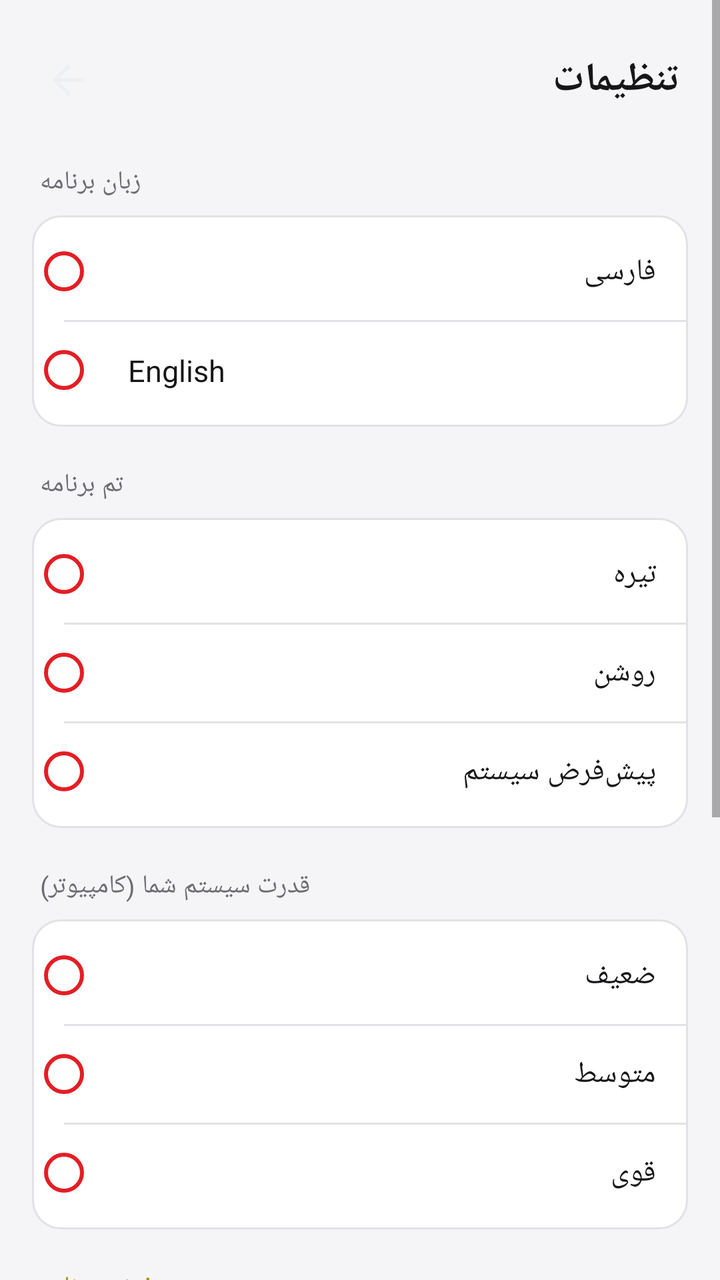
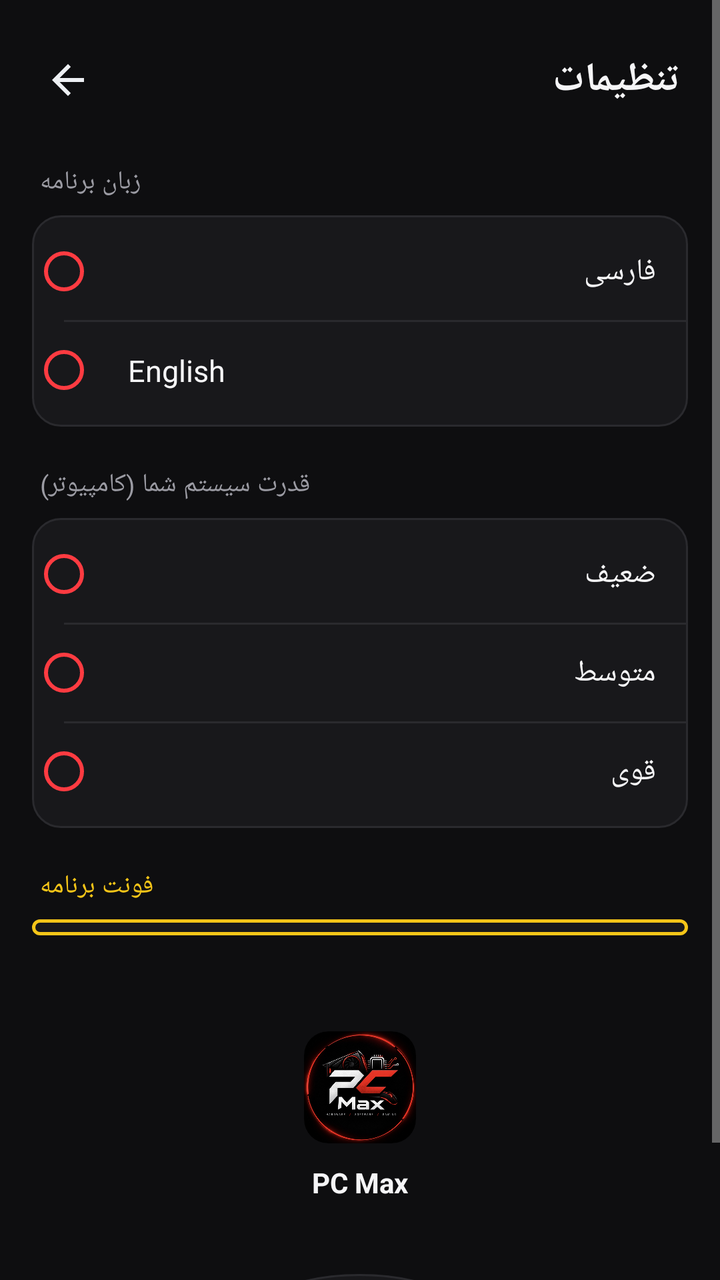

Before-and-after screenshots of an Android layout around one commit, followed by the original layout XML and the change that was made.
<!-- AndroidManifest.xml: application theme Theme.GameSettings -->
<!-- res/layout/activity_settings.xml -->
<?xml version="1.0" encoding="utf-8"?>
<ScrollView xmlns:android="http://schemas.android.com/apk/res/android"
    xmlns:app="http://schemas.android.com/apk/res-auto"
    android:layout_width="match_parent"
    android:layout_height="match_parent"
    android:background="@color/background"
    android:fillViewport="true">

    <LinearLayout
        android:layout_width="match_parent"
        android:layout_height="wrap_content"
        android:orientation="vertical">

        
        <LinearLayout
            android:layout_width="match_parent"
            android:layout_height="wrap_content"
            android:orientation="horizontal"
            android:gravity="center_vertical"
            android:paddingStart="12dp"
            android:paddingEnd="20dp"
            android:paddingTop="18dp"
            android:paddingBottom="8dp">

            <ImageButton
                android:id="@+id/back_button"
                android:layout_width="44dp"
                android:layout_height="44dp"
                android:background="?android:attr/selectableItemBackgroundBorderless"
                android:src="@drawable/ic_back"
                android:contentDescription="بازگشت"
                app:tint="@color/text_primary" />

            <TextView
                android:layout_width="0dp"
                android:layout_height="wrap_content"
                android:layout_weight="1"
                android:layout_marginStart="4dp"
                android:text="@string/settings_title"
                android:textSize="20sp"
                android:textStyle="bold"
                android:textColor="@color/text_primary" />

        </LinearLayout>

        
        <TextView
            android:layout_width="wrap_content"
            android:layout_height="wrap_content"
            android:layout_marginStart="20dp"
            android:layout_marginTop="12dp"
            android:layout_marginBottom="8dp"
            android:text="@string/settings_language"
            android:textSize="13sp"
            android:textColor="@color/text_secondary" />

        <LinearLayout
            android:id="@+id/language_card"
            android:layout_width="match_parent"
            android:layout_height="wrap_content"
            android:orientation="vertical"
            android:layout_marginHorizontal="16dp"
            android:background="@drawable/bg_card"
            android:paddingVertical="4dp">

            <RadioGroup
                android:id="@+id/language_group"
                android:layout_width="match_parent"
                android:layout_height="wrap_content"
                android:orientation="vertical">

                <RadioButton
                    android:id="@+id/lang_fa"
                    style="@style/SettingsRadio"
                    android:text="@string/lang_fa" />

                <View style="@style/SettingsDivider" />

                <RadioButton
                    android:id="@+id/lang_en"
                    style="@style/SettingsRadio"
                    android:text="@string/lang_en" />

            </RadioGroup>
        </LinearLayout>

        
        <TextView
            android:layout_width="wrap_content"
            android:layout_height="wrap_content"
            android:layout_marginStart="20dp"
            android:layout_marginTop="20dp"
            android:layout_marginBottom="8dp"
            android:text="@string/settings_theme"
            android:textSize="13sp"
            android:textColor="@color/text_secondary" />

        <LinearLayout
            android:id="@+id/theme_card"
            android:layout_width="match_parent"
            android:layout_height="wrap_content"
            android:orientation="vertical"
            android:layout_marginHorizontal="16dp"
            android:background="@drawable/bg_card"
            android:paddingVertical="4dp">

            <RadioGroup
                android:id="@+id/theme_group"
                android:layout_width="match_parent"
                android:layout_height="wrap_content"
                android:orientation="vertical">

                <RadioButton
                    android:id="@+id/theme_dark"
                    style="@style/SettingsRadio"
                    android:text="@string/theme_dark" />

                <View style="@style/SettingsDivider" />

                <RadioButton
                    android:id="@+id/theme_light"
                    style="@style/SettingsRadio"
                    android:text="@string/theme_light" />

                <View style="@style/SettingsDivider" />

                <RadioButton
                    android:id="@+id/theme_system"
                    style="@style/SettingsRadio"
                    android:text="@string/theme_system" />

            </RadioGroup>
        </LinearLayout>

        
        <TextView
            android:layout_width="wrap_content"
            android:layout_height="wrap_content"
            android:layout_marginStart="20dp"
            android:layout_marginTop="20dp"
            android:layout_marginBottom="8dp"
            android:text="@string/settings_system_power"
            android:textSize="13sp"
            android:textColor="@color/text_secondary" />

        <LinearLayout
            android:id="@+id/system_tier_card"
            android:layout_width="match_parent"
            android:layout_height="wrap_content"
            android:orientation="vertical"
            android:layout_marginHorizontal="16dp"
            android:background="@drawable/bg_card"
            android:paddingVertical="4dp">

            <RadioGroup
                android:id="@+id/system_tier_group"
                android:layout_width="match_parent"
                android:layout_height="wrap_content"
                android:orientation="vertical">

                <RadioButton
                    android:id="@+id/tier_weak"
                    style="@style/SettingsRadio"
                    android:text="@string/system_tier_weak" />

                <View style="@style/SettingsDivider" />

                <RadioButton
                    android:id="@+id/tier_medium"
                    style="@style/SettingsRadio"
                    android:text="@string/system_tier_medium" />

                <View style="@style/SettingsDivider" />

                <RadioButton
                    android:id="@+id/tier_strong"
                    style="@style/SettingsRadio"
                    android:text="@string/system_tier_strong" />

            </RadioGroup>
        </LinearLayout>

        
        <TextView
            android:layout_width="wrap_content"
            android:layout_height="wrap_content"
            android:layout_marginStart="20dp"
            android:layout_marginTop="20dp"
            android:layout_marginBottom="8dp"
            android:text="@string/settings_font"
            android:textSize="13sp"
            android:textColor="@color/tag_yellow" />

        <LinearLayout
            android:id="@+id/font_card"
            android:layout_width="match_parent"
            android:layout_height="wrap_content"
            android:orientation="vertical"
            android:layout_marginHorizontal="16dp"
            android:background="@drawable/bg_card_glass_yellow"
            android:paddingVertical="4dp">

            <RadioGroup
                android:id="@+id/font_group"
                android:layout_width="match_parent"
                android:layout_height="wrap_content"
                android:orientation="vertical" />

        </LinearLayout>

        
        <TextView
            android:layout_width="wrap_content"
            android:layout_height="wrap_content"
            android:layout_marginStart="20dp"
            android:layout_marginTop="20dp"
            android:layout_marginBottom="8dp"
            android:text="@string/settings_glass"
            android:textSize="13sp"
            android:textColor="@color/text_secondary" />

        <LinearLayout
            android:id="@+id/glass_card"
            android:layout_width="match_parent"
            android:layout_height="wrap_content"
            android:orientation="horizontal"
            android:gravity="center_vertical"
            android:layout_marginHorizontal="16dp"
            android:background="@drawable/bg_card"
            android:paddingHorizontal="16dp"
            android:paddingVertical="6dp">

            <TextView
                android:layout_width="0dp"
                android:layout_height="wrap_content"
                android:layout_weight="1"
                android:text="@string/glass_effect"
                android:textSize="15sp"
                android:textColor="@color/text_primary" />

            <androidx.appcompat.widget.SwitchCompat
                android:id="@+id/glass_switch"
                android:layout_width="wrap_content"
                android:layout_height="wrap_content"
                app:thumbTint="@color/switch_thumb_tint"
                app:trackTint="@color/switch_track_tint" />

        </LinearLayout>

        
        <LinearLayout
            android:layout_width="match_parent"
            android:layout_height="wrap_content"
            android:orientation="vertical"
            android:gravity="center"
            android:paddingTop="48dp"
            android:paddingBottom="32dp">

            <ImageView
                android:layout_width="56dp"
                android:layout_height="56dp"
                android:src="@drawable/app_logo"
                android:background="@drawable/bg_image_rounded"
                android:clipToOutline="true" />

            <TextView
                android:layout_width="wrap_content"
                android:layout_height="wrap_content"
                android:layout_marginTop="10dp"
                android:text="PC Max"
                android:textSize="14sp"
                android:textStyle="bold"
                android:textColor="@color/text_primary" />

            <TextView
                android:id="@+id/version_text"
                android:layout_width="wrap_content"
                android:layout_height="wrap_content"
                android:layout_marginTop="4dp"
                android:textSize="12sp"
                android:textColor="@color/text_secondary" />

            <Button
                android:id="@+id/check_update_button"
                android:layout_width="wrap_content"
                android:layout_height="wrap_content"
                android:layout_marginTop="16dp"
                android:paddingHorizontal="24dp"
                android:paddingVertical="10dp"
                android:background="@drawable/bg_round_button_glass"
                android:text="@string/check_for_update"
                android:textAllCaps="false"
                android:textSize="13sp"
                android:textColor="@color/text_primary"
                android:elevation="0dp"
                android:stateListAnimator="@null" />

        </LinearLayout>

    </LinearLayout>

</ScrollView>
<!-- resources referenced by this layout -->
<resources>
  <color name="background">#F5F5F7</color>
  <color name="tag_yellow">#B38600</color>
  <color name="text_primary">#161618</color>
  <color name="text_secondary">#6C6C74</color>
  <!-- drawable bg_card (drawable) -->
  <?xml version="1.0" encoding="utf-8"?>
  <shape xmlns:android="http://schemas.android.com/apk/res/android"
      android:shape="rectangle">
      <solid android:color="@color/surface" />
      <stroke android:width="1dp" android:color="@color/border" />
      <corners android:radius="14dp" />
  </shape>
  <!-- drawable bg_card_glass_yellow (drawable) -->
  <?xml version="1.0" encoding="utf-8"?>
  <shape xmlns:android="http://schemas.android.com/apk/res/android">
      <solid android:color="@color/glass_yellow_fill" />
      <stroke android:width="1.2dp" android:color="@color/tag_yellow" />
      <corners android:radius="16dp" />
  </shape>
  <!-- drawable bg_image_rounded (drawable) -->
  <?xml version="1.0" encoding="utf-8"?>
  <shape xmlns:android="http://schemas.android.com/apk/res/android"
      android:shape="rectangle">
      <solid android:color="@color/surface_alt" />
      <corners android:radius="12dp" />
  </shape>
  <!-- drawable bg_round_button_glass (drawable) -->
  <?xml version="1.0" encoding="utf-8"?>
  <shape xmlns:android="http://schemas.android.com/apk/res/android"
      android:shape="oval">
      <solid android:color="@color/glass_fill" />
      <stroke android:width="1dp" android:color="@color/glass_border" />
  </shape>
  <!-- drawable ic_back (drawable) -->
  <vector xmlns:android="http://schemas.android.com/apk/res/android"
      android:width="24dp"
      android:height="24dp"
      android:viewportWidth="24"
      android:viewportHeight="24"
      android:autoMirrored="true">
      <path
          android:fillColor="#EDEFF3"
          android:pathData="M20,11H7.83l5.59,-5.59L12,4l-8,8 8,8 1.41,-1.41L7.83,13H20v-2z" />
  </vector>
  <string name="check_for_update">بررسی آپدیت</string>
  <string name="glass_effect">فعال‌سازی جلوه شیشه‌ای</string>
  <string name="lang_en">English</string>
  <string name="lang_fa">فارسی</string>
  <string name="settings_font">فونت برنامه</string>
  <string name="settings_glass">حالت شیشه‌ای</string>
  <string name="settings_language">زبان برنامه</string>
  <string name="settings_system_power">قدرت سیستم شما (کامپیوتر)</string>
  <string name="settings_theme">تم برنامه</string>
  <string name="settings_title">تنظیمات</string>
  <string name="system_tier_medium">متوسط</string>
  <string name="system_tier_strong">قوی</string>
  <string name="system_tier_weak">ضعیف</string>
  <string name="theme_dark">تیره</string>
  <string name="theme_light">روشن</string>
  <string name="theme_system">پیش‌فرض سیستم</string>
  <style name="SettingsDivider">
          <item name="android:layout_width">match_parent</item>
          <item name="android:layout_height">1dp</item>
          <item name="android:background">@color/border</item>
          <item name="android:layout_marginStart">16dp</item>
      </style>
  <style name="Theme.GameSettings" parent="Theme.AppCompat.DayNight.NoActionBar">
          <item name="colorPrimary">@color/surface</item>
          <item name="colorPrimaryDark">@color/background</item>
          <item name="colorAccent">@color/accent_red</item>
          <item name="android:windowBackground">@color/background</item>
          <item name="android:statusBarColor">@color/background</item>
          <item name="android:navigationBarColor">@color/background</item>
          <item name="android:windowLightStatusBar">true</item>
      </style>
  <color name="surface">#FFFFFF</color>
  <color name="border">#E2E2E6</color>
  <color name="glass_yellow_fill">#4DF5C518</color>
  <color name="surface_alt">#EFEFF2</color>
  <color name="glass_fill">#B3FFFFFF</color>
  <color name="glass_border">#4DFFFFFF</color>
  <color name="accent_red">#E31E24</color>
  <!-- unchanged entries left out for length: 2 -->
</resources>

<!-- the commit's change to res/layout/activity_settings.xml (unified diff, before → after) -->
@@ -91,54 +91,6 @@
             android:layout_marginStart="20dp"
             android:layout_marginTop="20dp"
             android:layout_marginBottom="8dp"
-            android:text="@string/settings_theme"
-            android:textSize="13sp"
-            android:textColor="@color/text_secondary" />
-
-        <LinearLayout
-            android:id="@+id/theme_card"
-            android:layout_width="match_parent"
-            android:layout_height="wrap_content"
-            android:orientation="vertical"
-            android:layout_marginHorizontal="16dp"
-            android:background="@drawable/bg_card"
-            android:paddingVertical="4dp">
-
-            <RadioGroup
-                android:id="@+id/theme_group"
-                android:layout_width="match_parent"
-                android:layout_height="wrap_content"
-                android:orientation="vertical">
-
-                <RadioButton
-                    android:id="@+id/theme_dark"
-                    style="@style/SettingsRadio"
-                    android:text="@string/theme_dark" />
-
-                <View style="@style/SettingsDivider" />
-
-                <RadioButton
-                    android:id="@+id/theme_light"
-                    style="@style/SettingsRadio"
-                    android:text="@string/theme_light" />
-
-                <View style="@style/SettingsDivider" />
-
-                <RadioButton
-                    android:id="@+id/theme_system"
-                    style="@style/SettingsRadio"
-                    android:text="@string/theme_system" />
-
-            </RadioGroup>
-        </LinearLayout>
-
-        
-        <TextView
-            android:layout_width="wrap_content"
-            android:layout_height="wrap_content"
-            android:layout_marginStart="20dp"
-            android:layout_marginTop="20dp"
-            android:layout_marginBottom="8dp"
             android:text="@string/settings_system_power"
             android:textSize="13sp"
             android:textColor="@color/text_secondary" />
@@ -197,7 +149,7 @@
             android:layout_height="wrap_content"
             android:orientation="vertical"
             android:layout_marginHorizontal="16dp"
-            android:background="@drawable/bg_card_glass_yellow"
+            android:background="@drawable/bg_card_glow_yellow"
             android:paddingVertical="4dp">
 
             <RadioGroup
@@ -205,45 +157,6 @@
                 android:layout_width="match_parent"
                 android:layout_height="wrap_content"
                 android:orientation="vertical" />
-
-        </LinearLayout>
-
-        
-        <TextView
-            android:layout_width="wrap_content"
-            android:layout_height="wrap_content"
-            android:layout_marginStart="20dp"
-            android:layout_marginTop="20dp"
-            android:layout_marginBottom="8dp"
-            android:text="@string/settings_glass"
-            android:textSize="13sp"
-            android:textColor="@color/text_secondary" />
-
-        <LinearLayout
-            android:id="@+id/glass_card"
-            android:layout_width="match_parent"
-            android:layout_height="wrap_content"
-            android:orientation="horizontal"
-            android:gravity="center_vertical"
-            android:layout_marginHorizontal="16dp"
-            android:background="@drawable/bg_card"
-            android:paddingHorizontal="16dp"
-            android:paddingVertical="6dp">
-
-            <TextView
-                android:layout_width="0dp"
-                android:layout_height="wrap_content"
-                android:layout_weight="1"
-                android:text="@string/glass_effect"
-                android:textSize="15sp"
-                android:textColor="@color/text_primary" />
-
-            <androidx.appcompat.widget.SwitchCompat
-                android:id="@+id/glass_switch"
-                android:layout_width="wrap_content"
-                android:layout_height="wrap_content"
-                app:thumbTint="@color/switch_thumb_tint"
-                app:trackTint="@color/switch_track_tint" />
 
         </LinearLayout>
 
@@ -287,7 +200,7 @@
                 android:layout_marginTop="16dp"
                 android:paddingHorizontal="24dp"
                 android:paddingVertical="10dp"
-                android:background="@drawable/bg_round_button_glass"
+                android:background="@drawable/bg_round_button"
                 android:text="@string/check_for_update"
                 android:textAllCaps="false"
                 android:textSize="13sp"
<!-- resource entries referenced after the edit -->
@@ -1,9 +1,9 @@
 <!-- resources referenced by this layout -->
 <resources>
-  <color name="background">#F5F5F7</color>
-  <color name="tag_yellow">#B38600</color>
-  <color name="text_primary">#161618</color>
-  <color name="text_secondary">#6C6C74</color>
+  <color name="background">#0E0E10</color>
+  <color name="tag_yellow">#F5C518</color>
+  <color name="text_primary">#F5F5F7</color>
+  <color name="text_secondary">#9B9BA3</color>
   <!-- drawable bg_card (drawable) -->
   <?xml version="1.0" encoding="utf-8"?>
   <shape xmlns:android="http://schemas.android.com/apk/res/android"
@@ -12,12 +12,13 @@
       <stroke android:width="1dp" android:color="@color/border" />
       <corners android:radius="14dp" />
   </shape>
-  <!-- drawable bg_card_glass_yellow (drawable) -->
+  <!-- drawable bg_card_glow_yellow (drawable) -->
   <?xml version="1.0" encoding="utf-8"?>
-  <shape xmlns:android="http://schemas.android.com/apk/res/android">
-      <solid android:color="@color/glass_yellow_fill" />
-      <stroke android:width="1.2dp" android:color="@color/tag_yellow" />
-      <corners android:radius="16dp" />
+  <shape xmlns:android="http://schemas.android.com/apk/res/android"
+      android:shape="rectangle">
+      <solid android:color="@color/surface" />
+      <stroke android:width="1.5dp" android:color="@color/tag_yellow" />
+      <corners android:radius="14dp" />
   </shape>
   <!-- drawable bg_image_rounded (drawable) -->
   <?xml version="1.0" encoding="utf-8"?>
@@ -26,12 +27,12 @@
       <solid android:color="@color/surface_alt" />
       <corners android:radius="12dp" />
   </shape>
-  <!-- drawable bg_round_button_glass (drawable) -->
+  <!-- drawable bg_round_button (drawable) -->
   <?xml version="1.0" encoding="utf-8"?>
   <shape xmlns:android="http://schemas.android.com/apk/res/android"
       android:shape="oval">
-      <solid android:color="@color/glass_fill" />
-      <stroke android:width="1dp" android:color="@color/glass_border" />
+      <solid android:color="@color/surface" />
+      <stroke android:width="1dp" android:color="@color/border" />
   </shape>
   <!-- drawable ic_back (drawable) -->
   <vector xmlns:android="http://schemas.android.com/apk/res/android"
@@ -45,43 +46,34 @@
           android:pathData="M20,11H7.83l5.59,-5.59L12,4l-8,8 8,8 1.41,-1.41L7.83,13H20v-2z" />
   </vector>
   <string name="check_for_update">بررسی آپدیت</string>
-  <string name="glass_effect">فعال‌سازی جلوه شیشه‌ای</string>
   <string name="lang_en">English</string>
   <string name="lang_fa">فارسی</string>
   <string name="settings_font">فونت برنامه</string>
-  <string name="settings_glass">حالت شیشه‌ای</string>
   <string name="settings_language">زبان برنامه</string>
   <string name="settings_system_power">قدرت سیستم شما (کامپیوتر)</string>
-  <string name="settings_theme">تم برنامه</string>
   <string name="settings_title">تنظیمات</string>
   <string name="system_tier_medium">متوسط</string>
   <string name="system_tier_strong">قوی</string>
   <string name="system_tier_weak">ضعیف</string>
-  <string name="theme_dark">تیره</string>
-  <string name="theme_light">روشن</string>
-  <string name="theme_system">پیش‌فرض سیستم</string>
   <style name="SettingsDivider">
           <item name="android:layout_width">match_parent</item>
           <item name="android:layout_height">1dp</item>
           <item name="android:background">@color/border</item>
           <item name="android:layout_marginStart">16dp</item>
       </style>
-  <style name="Theme.GameSettings" parent="Theme.AppCompat.DayNight.NoActionBar">
+  <style name="Theme.GameSettings" parent="Theme.AppCompat.NoActionBar">
           <item name="colorPrimary">@color/surface</item>
           <item name="colorPrimaryDark">@color/background</item>
           <item name="colorAccent">@color/accent_red</item>
           <item name="android:windowBackground">@color/background</item>
           <item name="android:statusBarColor">@color/background</item>
           <item name="android:navigationBarColor">@color/background</item>
-          <item name="android:windowLightStatusBar">true</item>
+          <item name="android:windowLightStatusBar">false</item>
       </style>
-  <color name="surface">#FFFFFF</color>
-  <color name="border">#E2E2E6</color>
-  <color name="glass_yellow_fill">#4DF5C518</color>
-  <color name="surface_alt">#EFEFF2</color>
-  <color name="glass_fill">#B3FFFFFF</color>
-  <color name="glass_border">#4DFFFFFF</color>
-  <color name="accent_red">#E31E24</color>
+  <color name="surface">#18181B</color>
+  <color name="border">#2A2A2E</color>
+  <color name="surface_alt">#212124</color>
+  <color name="accent_red">#FF3B41</color>
   <!-- unchanged entries left out for length: 2 -->
 </resources>
 
